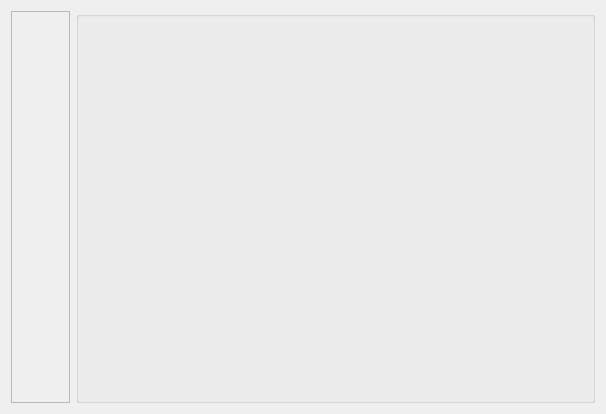
This is ProcedureForm.ui in fritzone/ddm as Qt 5 draws it before an edit. The edited form follows.
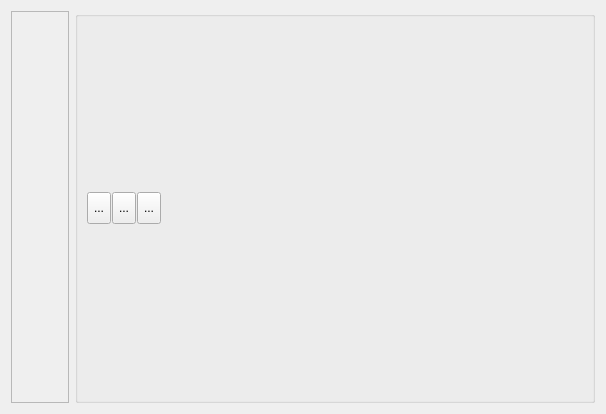
This is the edited form. Icons and pictures are not drawn.

Patch:
```diff
--- a/ProcedureForm.ui
+++ b/ProcedureForm.ui
@@ -107,7 +107,99 @@
      <property name="title">
       <string/>
      </property>
-     <layout class="QHBoxLayout" name="horizontalLayout_3">
+     <layout class="QVBoxLayout" name="verticalLayout_2">
+      <item>
+       <layout class="QHBoxLayout" name="horizontalLayout_3">
+        <property name="spacing">
+         <number>1</number>
+        </property>
+        <item>
+         <widget class="QToolButton" name="btnLoad">
+          <property name="maximumSize">
+           <size>
+            <width>32</width>
+            <height>32</height>
+           </size>
+          </property>
+          <property name="toolTip">
+           <string>Load a .SQL file</string>
+          </property>
+          <property name="text">
+           <string>...</string>
+          </property>
+          <property name="icon">
+           <iconset resource="dbm.qrc">
+            <normaloff>:/images/actions/images/actions/fileopen.png</normaloff>:/images/actions/images/actions/fileopen.png</iconset>
+          </property>
+          <property name="iconSize">
+           <size>
+            <width>20</width>
+            <height>20</height>
+           </size>
+          </property>
+         </widget>
+        </item>
+        <item>
+         <widget class="QToolButton" name="btnSave">
+          <property name="maximumSize">
+           <size>
+            <width>32</width>
+            <height>32</height>
+           </size>
+          </property>
+          <property name="toolTip">
+           <string>Save the script to a .SQL file</string>
+          </property>
+          <property name="text">
+           <string>...</string>
+          </property>
+          <property name="icon">
+           <iconset resource="dbm.qrc">
+            <normaloff>:/images/actions/images/actions/filesave.png</normaloff>:/images/actions/images/actions/filesave.png</iconset>
+          </property>
+         </widget>
+        </item>
+        <item>
+         <widget class="QToolButton" name="btnInject">
+          <property name="maximumSize">
+           <size>
+            <width>32</width>
+            <height>32</height>
+           </size>
+          </property>
+          <property name="toolTip">
+           <string>Inject this procedure in a database</string>
+          </property>
+          <property name="text">
+           <string>...</string>
+          </property>
+          <property name="icon">
+           <iconset resource="dbm.qrc">
+            <normaloff>:/images/actions/images/small/database.png</normaloff>:/images/actions/images/small/database.png</iconset>
+          </property>
+          <property name="iconSize">
+           <size>
+            <width>20</width>
+            <height>20</height>
+           </size>
+          </property>
+         </widget>
+        </item>
+        <item>
+         <spacer name="horizontalSpacer">
+          <property name="orientation">
+           <enum>Qt::Horizontal</enum>
+          </property>
+          <property name="sizeHint" stdset="0">
+           <size>
+            <width>40</width>
+            <height>20</height>
+           </size>
+          </property>
+         </spacer>
+        </item>
+       </layout>
+      </item>
       <item>
        <layout class="QHBoxLayout" name="horizontalLayout">
         <property name="spacing">
```
Left out of the diff: 52 changed lines with no effect on the pictures.
